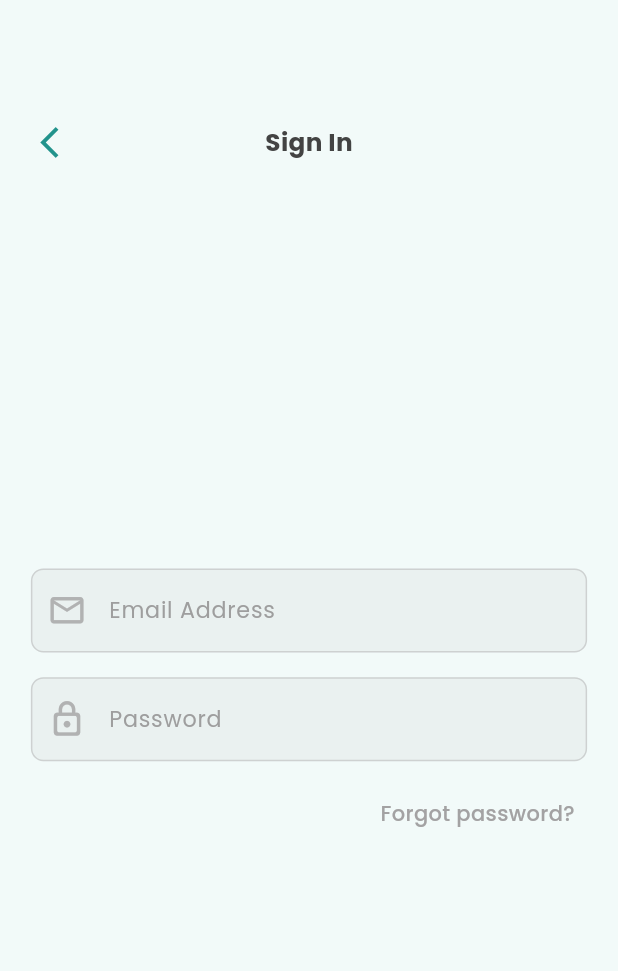
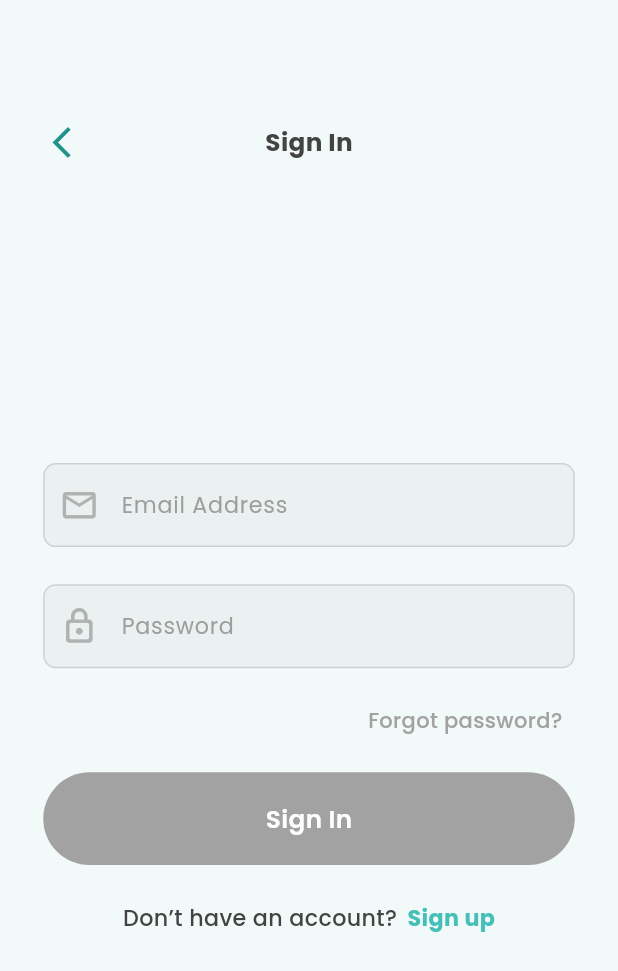
Before and after one commit to Shahwaiz24/Meditrace_App, a Flutter app: the screen it shows after launch, after a tap on "Sign In", on a phone screen of 412 x 824 dp. Shown: the top 971 px of the screen. Run offline on Flutter 3.47's test engine with Material 3 defaults, Android fonts, the phone set to English and light mode, and no system bars; our stand-ins replace shared_preferences.

Commit message:
Sign In Completed & Sign Up Started

```diff
--- a/lib/Views/Sign In View/signin_view.dart
+++ b/lib/Views/Sign In View/signin_view.dart
@@ -1,4 +1,5 @@
 import 'package:flutter/material.dart';
+import 'package:meditrace_project/Components/button.dart';
 import 'package:meditrace_project/Components/text_fields.dart';
 import 'package:meditrace_project/Services/utils.dart';
 import 'package:meditrace_project/Views/Sign%20In%20View/signin_viewmodel.dart';
@@ -21,8 +22,8 @@ class SigninView extends StatelessWidget {
       body: Padding(
         padding: EdgeInsets.only(
             top: screenHeight * 0.100,
-            left: screenWidth * 0.050,
-            right: screenWidth * 0.050),
+            left: screenWidth * 0.070,
+            right: screenWidth * 0.070),
         child: Column(
           children: [
             Row(
@@ -42,10 +43,24 @@ class SigninView extends StatelessWidget {
                       ),
                       Align(
                         alignment: Alignment.centerLeft,
-                        child: Icon(
-                          size: screenHeight * 0.030,
-                          Icons.arrow_back_ios_new,
-                          color: AppColors.ButtonBackColor,
+                        child: InkWell(
+                          onTap: () {
+                            model.isPasswordVisible = false;
+                            model.isUiFieldsFill = false;
+                            model.isHiddenPassword = false;
+                            model.isSignInStart = false;
+                            model.isSignUpError = false;
+                            emailController.clear();
+                            passwordController.clear();
+                            model.isFocusEmail = false;
+                            model.isHiddenPassword = true;
+                            Navigator.pop(context);
+                          },
+                          child: Icon(
+                            size: screenHeight * 0.030,
+                            Icons.arrow_back_ios_new,
+                            color: AppColors.ButtonBackColor,
+                          ),
                         ),
                       ),
                     ],
@@ -61,7 +76,11 @@ class SigninView extends StatelessWidget {
                   Consumer<SigninViewmodel>(builder: (context, model, child) {
                     return TextFields(
                         isHidden: false,
-                        onChanged: () {},
+                        onChanged: () {
+                          model.onChangedFocusOFUi(
+                              emailText: emailController.text,
+                              PasswordText: passwordController.text);
+                        },
                         isSuffix: false,
                         Suffix: Text(''),
                         Prefix: model.isFocusEmail == true
@@ -79,23 +98,32 @@ class SigninView extends StatelessWidget {
                         enablefillColor:
                             AppColors.unFocusPrimaryColor.withOpacity(0.1),
                         focusfillColor: AppColors.TextwhiteColor,
-                        outlineColor:
-                            AppColors.unFocusPrimaryColor.withOpacity(0.5),
+                        outlineColor: model.isSignUpError
+                            ? Colors.red.withOpacity(0.5)
+                            : AppColors.unFocusPrimaryColor.withOpacity(0.5),
                         radius: screenHeight * 0.010,
-                        HintText: 'Email Address',
+                        HintText: model.isSignUpError
+                            ? 'Invalid Email'
+                            : 'Email Address',
                         hintStyle: TextStyle(
-                            color: Colors.grey,
+                            color: model.isSignUpError
+                                ? Colors.red.withOpacity(0.5)
+                                : Colors.grey,
                             fontFamily: 'Poppins Regular',
                             fontSize: screenHeight * 0.018));
                   }),
                   SizedBox(
-                    height: screenHeight * 0.020,
+                    height: screenHeight * 0.030,
                   ),
                   Consumer<SigninViewmodel>(builder: (context, model, child) {
                     return TextFields(
                         isHidden: model.isHiddenPassword,
                         onChanged: () {
                           model.onChanged(controller: passwordController);
+                          model.onChangedFocusOFUi(
+                              emailText: emailController.text,
+                              PasswordText: passwordController.text);
+
                         },
                         isSuffix: model.isPasswordVisible,
                         Suffix: passwordController.text.isEmpty
@@ -135,12 +163,17 @@ class SigninView extends StatelessWidget {
                         enablefillColor:
                             AppColors.unFocusPrimaryColor.withOpacity(0.1),
                         focusfillColor: AppColors.TextwhiteColor,
-                        outlineColor:
-                            AppColors.unFocusPrimaryColor.withOpacity(0.5),
+                        outlineColor: model.isSignUpError
+                            ? Colors.red.withOpacity(0.5)
+                            : AppColors.unFocusPrimaryColor.withOpacity(0.5),
                         radius: screenHeight * 0.010,
-                        HintText: 'Password',
+                        HintText: model.isSignUpError
+                            ? 'Invalid Password'
+                            : 'Password',
                         hintStyle: TextStyle(
-                            color: Colors.grey,
+                            color: model.isSignUpError
+                                ? Colors.red.withOpacity(0.5)
+                                : Colors.grey,
                             fontFamily: 'Poppins Regular',
                             fontSize: screenHeight * 0.018));
                   }),
@@ -152,19 +185,85 @@ class SigninView extends StatelessWidget {
                     children: [
                       Padding(
                         padding: EdgeInsets.only(right: screenWidth * 0.020),
-                        child: InkWell(
-                          child: Text(
+                        child: InkWell(child: Consumer<SigninViewmodel>(
+                            builder: (context, model, child) {
+                          return Text(
                             'Forgot password?',
                             style: TextStyle(
-                                color: AppColors.unFocusPrimaryColor,
+                                color: model.isUiFieldsFill
+                                    ? AppColors.PrimaryBlueColor
+                                    : AppColors.unFocusPrimaryColor,
                                 fontFamily: 'Poppins Medium',
                                 fontSize: screenHeight * 0.017),
-                          ),
-                        ),
+                          );
+                        })),
                       )
                     ],
                   ),
-
+                  SizedBox(
+                    height: screenHeight * 0.030,
+                  ),
+                  Consumer<SigninViewmodel>(builder: (context, model, child) {
+                    return InkWell(
+                      onTap: () {
+                        model.signInFunction(
+                            Email: emailController.text,
+                            Password: passwordController.text,
+                            context: context);
+                        emailController.clear();
+                        passwordController.clear();
+                      },
+                      child: ButtonComponent(
+                          screenHeight: screenHeight,
+                          screenWidth: screenWidth,
+                          ButtonHeight: 0.075,
+                          radius: 0.080,
+                          backgroundColor: model.isUiFieldsFill
+                              ? AppColors.PrimaryBlueColor
+                              : AppColors.unFocusPrimaryColor,
+                          child: model.isSignInStart
+                              ? Center(
+                                  child: CircularProgressIndicator(
+                                    color: AppColors.PrimaryBlueColor,
+                                  ),
+                                )
+                              : Center(
+                                  child: Text(
+                                    'Sign In',
+                                    style: TextStyle(
+                                        color: AppColors.TextwhiteColor,
+                                        fontFamily: 'Poppins Semi Bold',
+                                        fontSize: screenHeight * 0.020),
+                                  ),
+                                )),
+                    );
+                  }),
+                  SizedBox(
+                    height: screenHeight * 0.030,
+                  ),
+                  Row(
+                    mainAxisAlignment: MainAxisAlignment.center,
+                    children: [
+                      InkWell(
+                          onTap: () {},
+                          child: Text(
+                            'Don’t have an account?',
+                            style: TextStyle(
+                                color: AppColors.TextblackColor,
+                                fontFamily: 'Poppins Medium',
+                                fontSize: screenHeight * 0.018),
+                          )),
+                      InkWell(
+                          onTap: () {},
+                          child: Text(
+                            '  Sign up',
+                            style: TextStyle(
+                                color: AppColors.PrimaryBlueColor,
+                                fontFamily: 'Poppins Bold',
+                                fontSize: screenHeight * 0.018),
+                          ))
+                    ],
+                  ),
                 ],
               ),
             )
```
Also changed, not shown: lib/Views/Sign In View/signin_viewmodel.dart (+52 -0 lines).
